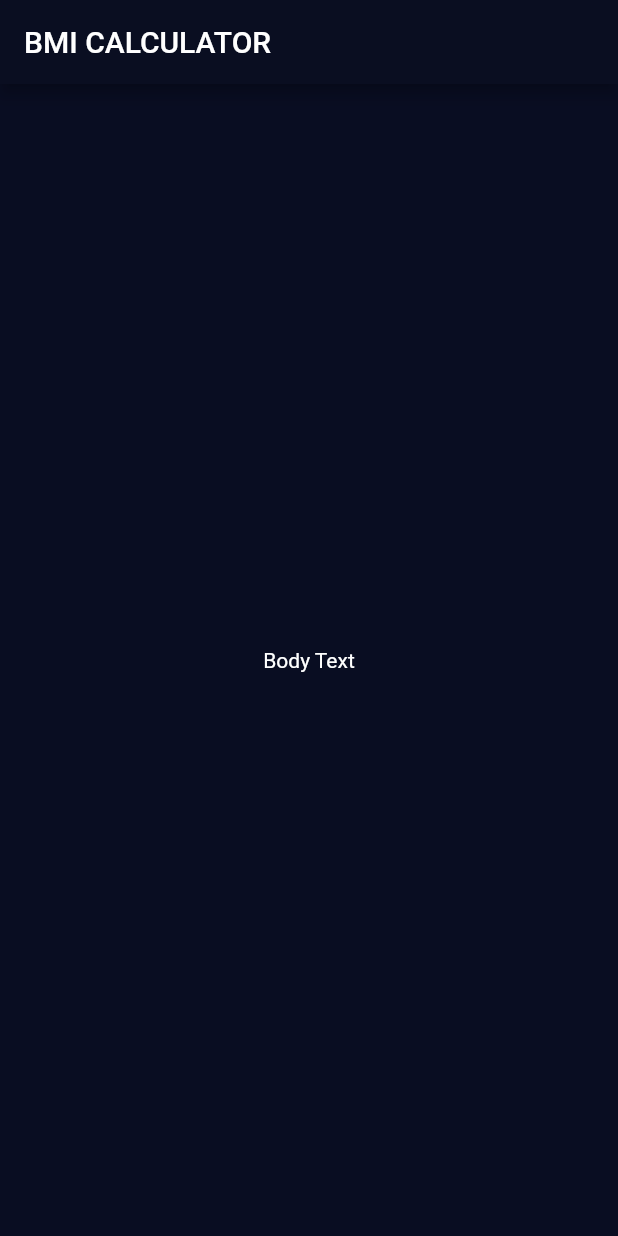
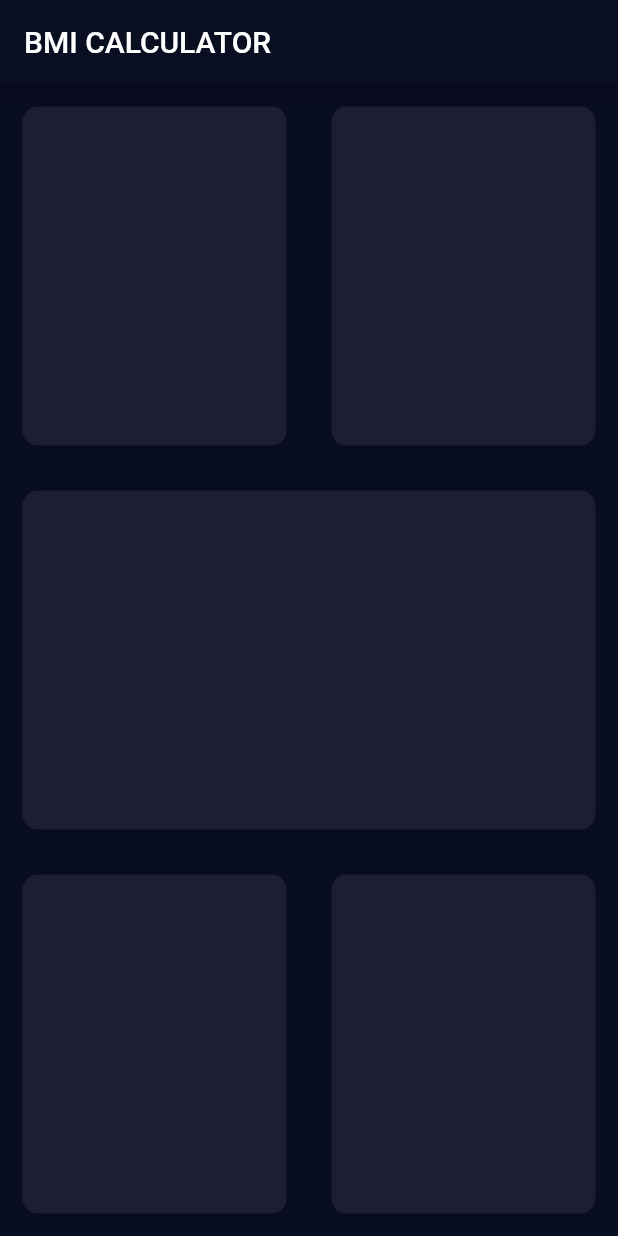
Before and after one commit to dwiputrapurnawa/bmi-calculator, a Flutter app: the screen it shows after launch, on a phone screen of 412 x 824 dp. Run offline on Flutter 3.47's test engine with Material 2 defaults, Android fonts, the phone set to English and light mode, and no system bars.

Commit message:
layout added

```diff
--- a/lib/input_page.dart
+++ b/lib/input_page.dart
@@ -14,9 +14,57 @@ class _InputPageState extends State<InputPage> {
       appBar: AppBar(
         title: Text('BMI CALCULATOR'),
       ),
-      body: Center(
-        child: Text('Body Text'),
+      body: Column(
+        children: [
+          Expanded(
+            child: Row(
+              children: [
+                Expanded(
+                  child: ReusableCard(color: Color(0xFF1D1E33)),
+                ),
+                Expanded(
+                  child: ReusableCard(color: Color(0xFF1D1E33)),
+                ),
+              ],
+            ),
+          ),
+          Expanded(
+            child: ReusableCard(color: Color(0xFF1D1E33)),
+          ),
+          Expanded(
+            child: Row(
+              children: [
+                Expanded(
+                  child: ReusableCard(color: Color(0xFF1D1E33)),
+                ),
+                Expanded(
+                  child: ReusableCard(color: Color(0xFF1D1E33)),
+                ),
+              ],
+            ),
+          )
+        ],
       ),
     );
   }
 }
+
+class ReusableCard extends StatelessWidget {
+
+  ReusableCard({@required this.color});
+
+  final Color? color;
+
+
+
+  @override
+  Widget build(BuildContext context) {
+    return Container(
+      margin: EdgeInsets.all(15.0),
+      decoration: BoxDecoration(
+        color: color,
+        borderRadius: BorderRadius.circular(10.0),
+      ),
+    );
+  }
+}
```
